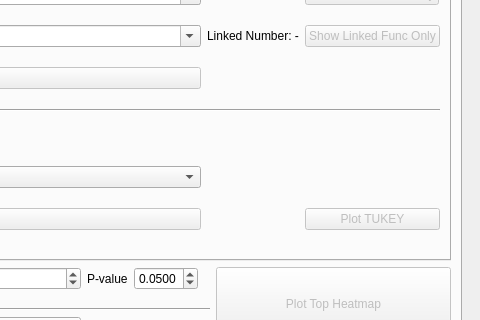
Old version of the form utils/MetaX_GUI/MainWindow.ui in the repository byemaxx/MetaX; both pictures show x 666 to 1146 and y 138 to 458 of the 1146 by 558 pixel window.
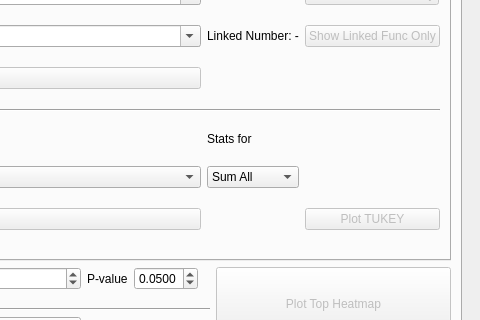
New version of the form. The open tabs and pages were chosen to show the change.

Commit message: 修复TUKEY检验只检验第一行的bug 新增两种TUKEY检验方法: sum_all(合并所有行) each(分别检验每一行) 修改了Tukey结果的可视化图形

The edit to the form file:
```diff
--- a/utils/MetaX_GUI/MainWindow.ui
+++ b/utils/MetaX_GUI/MainWindow.ui
@@ -2520,6 +2520,27 @@
                 <item row="5" column="1">
                  <widget class="QComboBox" name="comboBox_tukey_meta"/>
                 </item>
+                <item row="5" column="2">
+                 <widget class="QComboBox" name="comboBox_tukey_by_sum_each">
+                  <item>
+                   <property name="text">
+                    <string>Sum All</string>
+                   </property>
+                  </item>
+                  <item>
+                   <property name="text">
+                    <string>Each Item</string>
+                   </property>
+                  </item>
+                 </widget>
+                </item>
+                <item row="4" column="2">
+                 <widget class="QLabel" name="label_111">
+                  <property name="text">
+                   <string>Stats for</string>
+                  </property>
+                 </widget>
+                </item>
                </layout>
               </widget>
              </widget>
```
Left out of the diff: 8 changed lines with no effect on the pictures. The commit also changes 8 other files.
